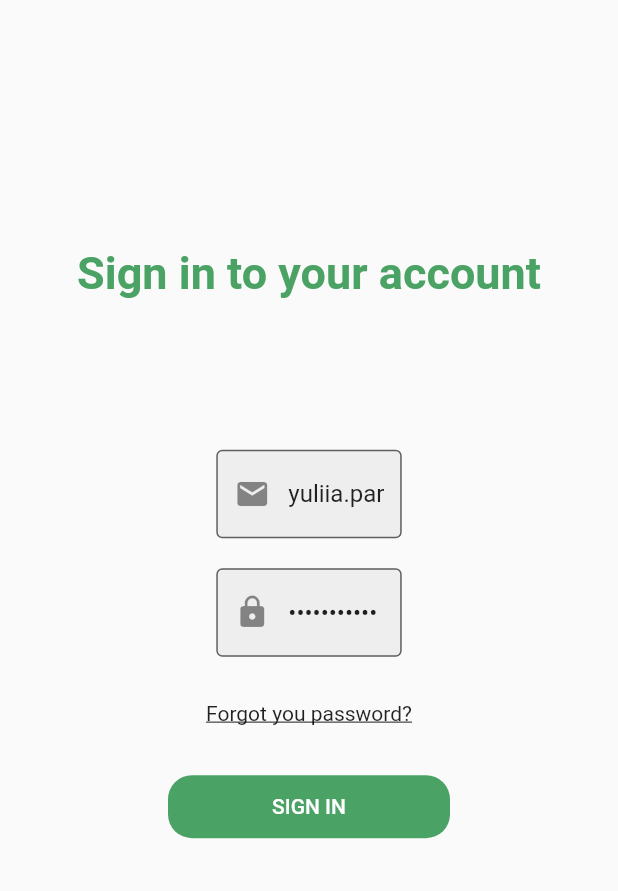
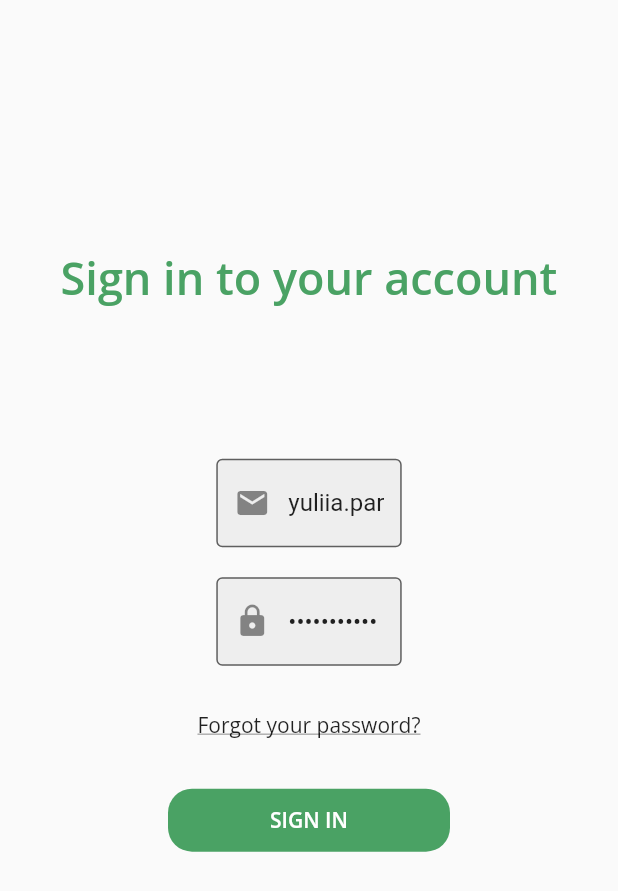
Before and after one commit to JuliaParkhomenko/diploma-front, a Flutter app: the screen it shows after launch, after a tap on "SIGN IN", on a phone screen of 412 x 824 dp. Shown: the top 891 px of the screen. Run offline on Flutter 3.47's test engine with Material 2 defaults, Android fonts, the phone set to English and light mode, and no system bars; our stand-ins replace easy_localization, flutter_svg, routemaster, shared_preferences; network calls fail.

Commit message:
added fonts to landing page and sign in page

```diff
--- a/assets/language/en-US.json
+++ b/assets/language/en-US.json
@@ -3,7 +3,7 @@
     "auth": "Authorization",
     "registr":"Registration",
     "Sign in to your account": "Sign in to your account",
-    "Forgot you password?": "Forgot you password?",
+    "Forgot your password?": "Forgot your password?",
     "Sign in": "Sign in",
     "Incorrect email or password": "Incorrect email or password",
     "Accounting for products in warehouses": "Accounting for products in \nwarehouses",
@@ -15,7 +15,7 @@
     "Reminders": "Reminders",
     "Statistics": "Statistics",
     "Log out": "Log out",
-    "Declaration": "Declaration"
+    "Application": "Application"
 
 
 
--- a/assets/language/uk-UA.json
+++ b/assets/language/uk-UA.json
@@ -3,7 +3,7 @@
     "auth": "Авторизація",
     "registr":"Реєстрація",
     "Sign in to your account": "Вхід у свій акаунт",
-    "Forgot you password?": "Забув свій пароль?",
+    "Forgot your password?": "Забули свій пароль?",
     "Sign in": "Увійти",
     "Incorrect email or password": "Неправильна пошта чи пароль",
     "Accounting for products in warehouses": "Облік продуктів на \nскладах",
@@ -15,7 +15,7 @@
     "Reminders": "Сповіщення",
     "Statistics": "Статистика",
     "Log out": "Вихід",
-    "Declaration": "Заява"
+    "Application": "Заява"
 
 
 }
--- a/lib/pages/auth_page/auth_body.dart
+++ b/lib/pages/auth_page/auth_body.dart
@@ -35,6 +35,7 @@ class _AuthBodyState extends State<AuthBody> {
               color: constants.Colors.main,
               fontSize: 30,
               fontWeight: FontWeight.bold,
+              fontFamily: 'OpenSans',
             ),
           ),
         ),
@@ -75,9 +76,10 @@ class _AuthBodyState extends State<AuthBody> {
           height: 30,
         ),
         Text(
-          'Forgot you password?',
+          'Forgot your password?'.tr(),
           style: TextStyle(
             decoration: TextDecoration.underline,
+            fontFamily: 'OpenSans',
           ),
         ),
         SizedBox(
@@ -100,7 +102,11 @@ class _AuthBodyState extends State<AuthBody> {
           ),
           child: Text(
             'Sign in'.tr().toUpperCase(),
-            style: TextStyle(color: Colors.white),
+            style: TextStyle(
+              color: Colors.white,
+              fontFamily: 'OpenSans',
+              fontWeight: FontWeight.bold,
+            ),
           ),
         ),
       ],
--- a/lib/pages/landing_page/landing_body.dart
+++ b/lib/pages/landing_page/landing_body.dart
@@ -20,7 +20,7 @@ class _LandingBodyState extends State<LandingBody> {
     return Column(
       children: [
         Container(
-          height: 55,
+          height: 60,
           width: size.width,
           decoration: const BoxDecoration(
             color: constants.Colors.main,
@@ -42,15 +42,17 @@ class _LandingBodyState extends State<LandingBody> {
                 width: 14,
               ),
               Column(
-                mainAxisAlignment: MainAxisAlignment.spaceEvenly,
+                //mainAxisAlignment: MainAxisAlignment.spaceEvenly,
                 crossAxisAlignment: CrossAxisAlignment.start,
                 children: const [
                   Text(
                     'Organized',
                     style: TextStyle(
+                      height: 2.45,
                       fontSize: 16,
                       fontWeight: FontWeight.bold,
                       color: Colors.white,
+                      fontFamily: 'InknutAntiqua',
                     ),
                   ),
                   Padding(
@@ -60,9 +62,11 @@ class _LandingBodyState extends State<LandingBody> {
                     child: Text(
                       'Warehouse',
                       style: TextStyle(
+                        height: 0.85,
                         fontSize: 16,
                         fontWeight: FontWeight.bold,
                         color: constants.Colors.logo,
+                        fontFamily: 'InknutAntiqua',
                       ),
                     ),
                   ),
@@ -93,9 +97,11 @@ class _LandingBodyState extends State<LandingBody> {
                 Text(
                   'Accounting for products in warehouses'.tr(),
                   style: const TextStyle(
+                    //height: 0.8,
                     fontSize: 26,
                     fontWeight: FontWeight.bold,
                     color: constants.Colors.main,
+                    fontFamily: 'OpenSans',
                   ),
                 ),
                 const SizedBox(
@@ -107,6 +113,7 @@ class _LandingBodyState extends State<LandingBody> {
                       TextSpan(
                         style: const TextStyle(
                           fontSize: 12,
+                          fontFamily: 'OpenSans',
                         ),
                         text:
                             'Our help to you in accounting for food products in warehouses. Try it. '
@@ -116,6 +123,7 @@ class _LandingBodyState extends State<LandingBody> {
                         style: const TextStyle(
                           fontSize: 12,
                           fontWeight: FontWeight.bold,
+                          fontFamily: 'OpenSans',
                         ),
                         // ignore: avoid_escaping_inner_quotes
                         text: 'It\'s as simple as that!'.tr(),
@@ -159,6 +167,7 @@ class _LandingBodyState extends State<LandingBody> {
           style: const TextStyle(
             color: constants.Colors.mainButtonText,
             fontWeight: FontWeight.bold,
+            fontFamily: 'OpenSans',
           ),
         ),
       ),
--- a/pubspec.yaml
+++ b/pubspec.yaml
@@ -37,3 +37,7 @@ flutter:
     - family: InknutAntiqua
       fonts:
         - asset: assets/fonts/InknutAntiqua-Bold.ttf
+    - family: OpenSans
+      fonts:
+        - asset: assets/fonts/OpenSans-SemiBold.ttf
+        - asset: assets/fonts/OpenSans-Regular.ttf
```
Also changed, not shown: lib/pages/application_page/application_page.dart (added, +12 -0 lines), lib/pages/declaration_page/declaration_page.dart (deleted, +0 -14 lines), lib/pages/manager_page/manager_body.dart (+4 -4 lines), lib/repositories/auth_repository/auth_repository.dart (+8 -4 lines), assets/fonts/OpenSans-Regular.ttf (added), assets/fonts/OpenSans-SemiBold.ttf (added).
